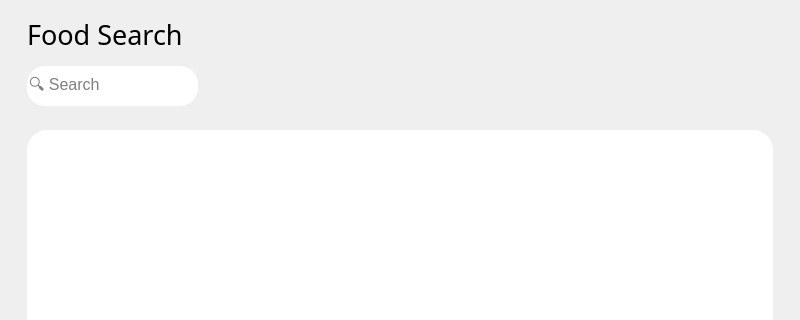
The window that src/pages/MainWindow.ui (AxisMaen/FeedMe) describes before a commit, drawn with Qt 5; both pictures show x 0 to 800 and y 0 to 320 of the 800 by 585 pixel window.
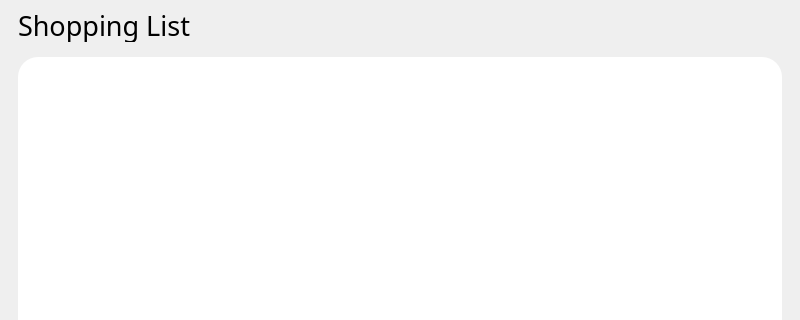
The same window after the commit.

Commit message: FM-2 - adding shopping list page

The edit to the form file:
```diff
--- a/src/pages/MainWindow.ui
+++ b/src/pages/MainWindow.ui
@@ -22,7 +22,20 @@
   <widget class="QWidget" name="centralwidget">
    <layout class="QVBoxLayout" name="verticalLayout_2">
     <item>
+     <widget class="QStackedWidget" name="mainWindowStack">
+      <property name="currentIndex">
+       <number>1</number>
+      </property>
+      <widget class="QWidget" name="searchTab">
      <widget class="QWidget" name="searchPage" native="true">
+        <property name="geometry">
+         <rect>
+          <x>0</x>
+          <y>0</y>
+          <width>782</width>
+          <height>571</height>
+         </rect>
+        </property>
       <property name="minimumSize">
        <size>
         <width>781</width>
@@ -90,7 +103,7 @@
              </font>
             </property>
             <property name="styleSheet">
-             <string notr="true">background-color: rgba(255, 255, 255); border: 1px hidden; border-radius:18px;</string>
+               <string notr="true">background-color: rgba(255, 255, 255, 255); border: 1px hidden; border-radius:18px;</string>
             </property>
             <property name="cursorPosition">
              <number>0</number>
@@ -144,6 +157,104 @@
         </widget>
        </item>
       </layout>
+       </widget>
+      </widget>
+      <widget class="QWidget" name="shoppingListTab">
+       <widget class="QWidget" name="shoppingPage" native="true">
+        <property name="geometry">
+         <rect>
+          <x>0</x>
+          <y>0</y>
+          <width>782</width>
+          <height>571</height>
+         </rect>
+        </property>
+        <property name="minimumSize">
+         <size>
+          <width>781</width>
+          <height>571</height>
+         </size>
+        </property>
+        <layout class="QVBoxLayout" name="verticalLayout_5">
+         <item>
+          <widget class="QLabel" name="shoppingNameLabel">
+           <property name="enabled">
+            <bool>true</bool>
+           </property>
+           <property name="maximumSize">
+            <size>
+             <width>763</width>
+             <height>33</height>
+            </size>
+           </property>
+           <property name="font">
+            <font>
+             <family>Source Sans 3</family>
+             <pointsize>20</pointsize>
+             <weight>50</weight>
+             <bold>false</bold>
+            </font>
+           </property>
+           <property name="text">
+            <string>Shopping List</string>
+           </property>
+           <property name="alignment">
+            <set>Qt::AlignLeading|Qt::AlignLeft|Qt::AlignVCenter</set>
+           </property>
+           <property name="margin">
+            <number>0</number>
+           </property>
+           <property name="indent">
+            <number>9</number>
+           </property>
+          </widget>
+         </item>
+         <item>
+          <widget class="QWidget" name="shoppingListWidget" native="true">
+           <property name="sizePolicy">
+            <sizepolicy hsizetype="Ignored" vsizetype="Preferred">
+             <horstretch>0</horstretch>
+             <verstretch>0</verstretch>
+            </sizepolicy>
+           </property>
+           <property name="minimumSize">
+            <size>
+             <width>500</width>
+             <height>449</height>
+            </size>
+           </property>
+           <layout class="QVBoxLayout" name="verticalLayout_7">
+            <item>
+             <widget class="QListView" name="shoppingListView">
+              <property name="sizePolicy">
+               <sizepolicy hsizetype="Minimum" vsizetype="Expanding">
+                <horstretch>0</horstretch>
+                <verstretch>0</verstretch>
+               </sizepolicy>
+              </property>
+              <property name="minimumSize">
+               <size>
+                <width>743</width>
+                <height>431</height>
+               </size>
+              </property>
+              <property name="styleSheet">
+               <string notr="true">background-color: rgba(255, 255, 255, 255); border: 1px hidden; border-radius: 20px;</string>
+              </property>
+              <property name="isWrapping" stdset="0">
+               <bool>false</bool>
+              </property>
+              <property name="viewMode">
+               <enum>QListView::ListMode</enum>
+              </property>
+             </widget>
+            </item>
+           </layout>
+          </widget>
+         </item>
+        </layout>
+       </widget>
+      </widget>
      </widget>
     </item>
    </layout>
```
Left out of the diff: 10 changed lines with no effect on the pictures. Lines whose indentation alone changed are shown as unchanged. The commit also changes 1 other file.
